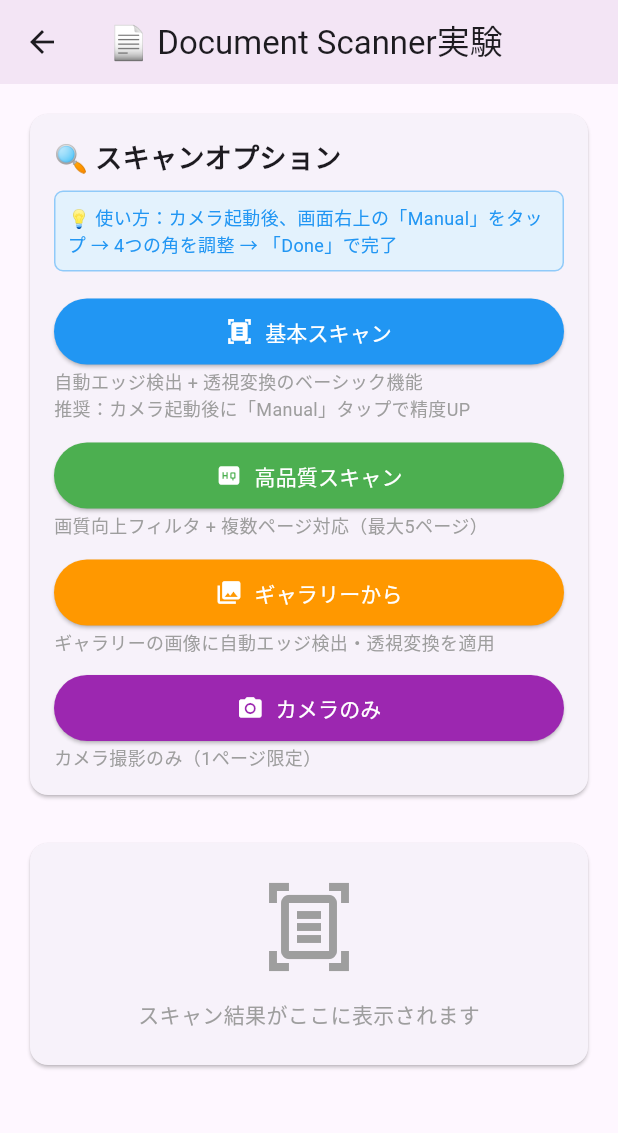
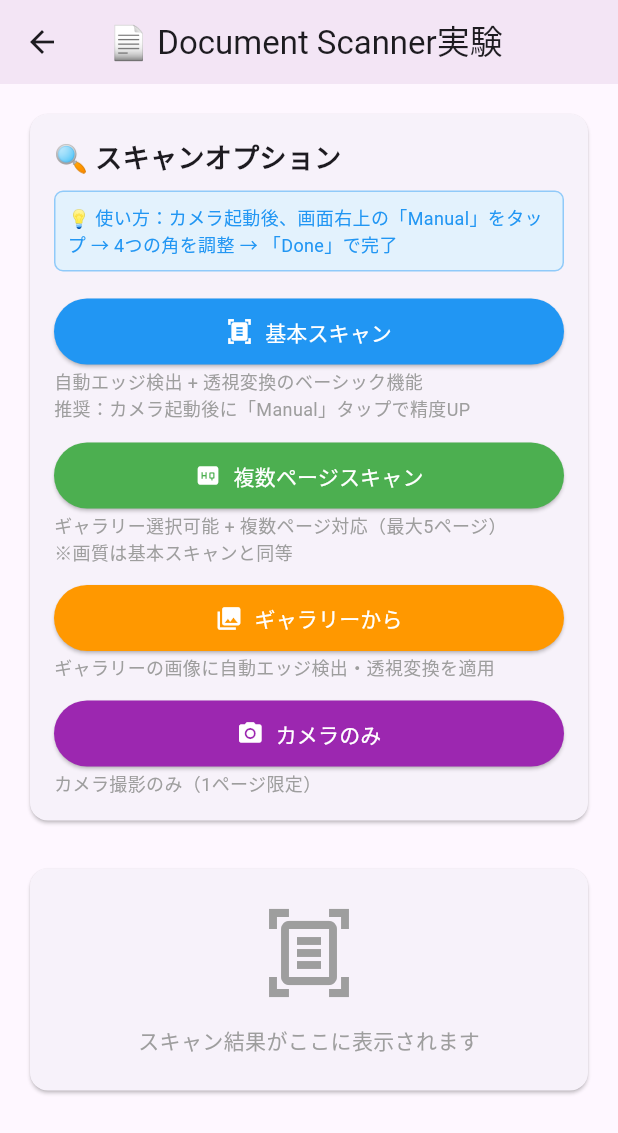
Before and after one commit to hamana-michiyo/handwriting-app, a Flutter app: the DocumentScannerScreen screen opened directly, on a phone screen of 412 x 824 dp. Shown: the top 1133 px of the screen. Run offline on Flutter 3.47's test engine with Material 3 defaults, Android fonts, the phone set to English and light mode, and no system bars; our stand-ins replace camera, image_cropper, image_picker, permission_handler; missing offline and left inert: cunning_document_scanner; network calls fail.

Commit message:
fix: cunning_document_scannerのスキャンモード名を実際の機能に合わせて修正
- "高品質スキャン" → "複数ページスキャン" に変更
- 説明文を実際の機能差に合わせて更新
- 画質差がないことを明記し、ギャラリー選択・複数ページ機能の違いを強調
- ユーザーの混乱を解消し、より正確な機能説明を提供

🤖 Generated with [Claude Code](https://claude.ai/code)

Co-Authored-By: Claude <noreply@anthropic.com>

```diff
--- a/moji_manage_app/lib/screens/document_scanner_screen.dart
+++ b/moji_manage_app/lib/screens/document_scanner_screen.dart
@@ -284,7 +284,7 @@ class _DocumentScannerScreenState extends State<DocumentScannerScreen> {
         setState(() {
           _scannedImages.addAll(pictures);
         });
-        _showResultDialog('高品質スキャン完了', '${pictures.length}枚の高品質画像を取得しました');
+        _showResultDialog('複数ページスキャン完了', '${pictures.length}枚の画像を取得しました（最大5ページ対応）');
       } else if (mounted) {
         _showErrorDialog('スキャン結果なし', '画像が取得できませんでした。もう一度お試しください。');
       }
@@ -629,7 +629,7 @@ class _DocumentScannerScreenState extends State<DocumentScannerScreen> {
               child: ElevatedButton.icon(
                 onPressed: _scanHighQuality,
                 icon: const Icon(Icons.high_quality),
-                label: const Text('高品質スキャン'),
+                label: const Text('複数ページスキャン'),
                 style: ElevatedButton.styleFrom(
                   backgroundColor: Colors.green,
                   foregroundColor: Colors.white,
@@ -638,7 +638,7 @@ class _DocumentScannerScreenState extends State<DocumentScannerScreen> {
               ),
             ),
             const Text(
-              '画質向上フィルタ + 複数ページ対応（最大5ページ）',
+              'ギャラリー選択可能 + 複数ページ対応（最大5ページ）\n※画質は基本スキャンと同等',
               style: TextStyle(color: Colors.grey, fontSize: 12),
             ),
 
```
